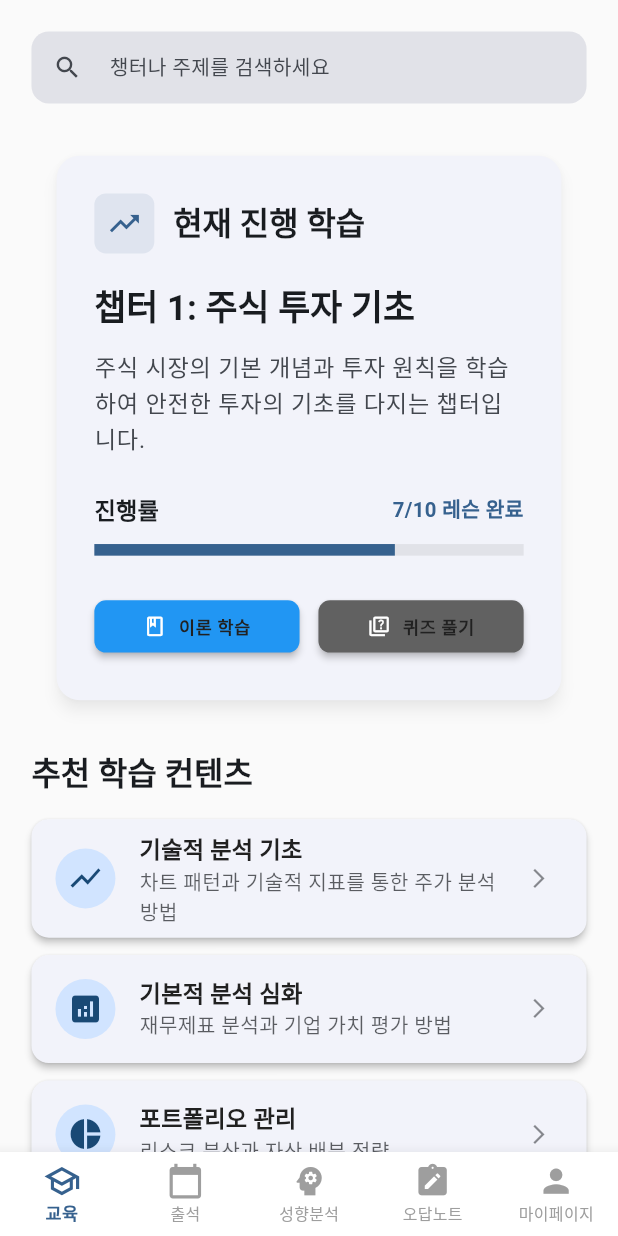
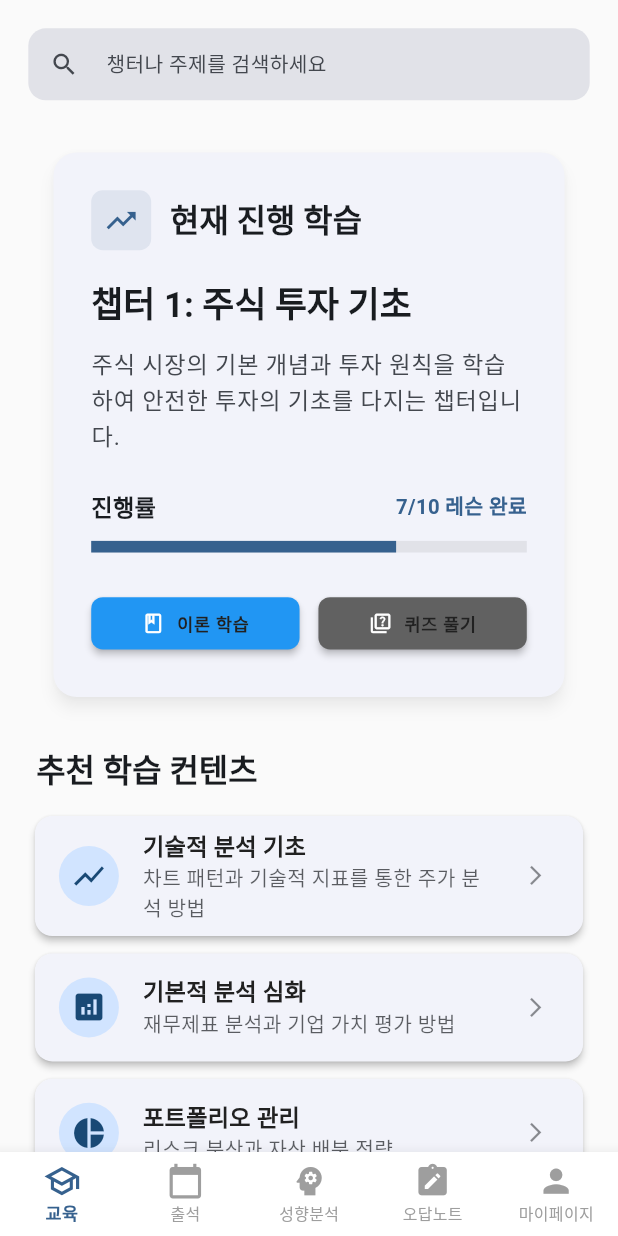
Before and after one commit to EM-H20/stocker, a Flutter app: the screen it shows after launch, on a phone screen of 412 x 824 dp. Run offline on Flutter 3.47's test engine with Material 3 defaults, Android fonts, the phone set to English and light mode, and no system bars; our stand-ins replace flutter_screenutil, go_router.

Commit message:
feat:education 좌우 사이즈조절

```diff
--- a/lib/features/education/presentation/education_screen.dart
+++ b/lib/features/education/presentation/education_screen.dart
@@ -90,7 +90,7 @@ class _EducationScreenState extends State<EducationScreen> {
       backgroundColor: colorScheme.surface,
       body: SafeArea(
         child: SingleChildScrollView(
-          padding: EdgeInsets.all(20.w),
+          padding: EdgeInsets.all(18.w),
           child: Column(
             crossAxisAlignment: CrossAxisAlignment.start,
             children: [
@@ -112,22 +112,28 @@ class _EducationScreenState extends State<EducationScreen> {
               SizedBox(height: 28.h),
 
               // 추천 학습 컨텐츠 제목
-              Text(
+              Padding(
+                padding: EdgeInsets.symmetric(horizontal: 5.w),
+                child: Text(
                   '추천 학습 컨텐츠',
                   style: theme.textTheme.titleLarge?.copyWith(
                     color: colorScheme.onSurface,
                     fontWeight: FontWeight.bold,
                   ),
                 ),
+              ),
               SizedBox(height: 16.h),
 
               // 추천 학습 컨텐츠 리스트
               ...stockEducationData.map((data) {
-                return RecommendedContentCard(
+                return Padding(
+                  padding: EdgeInsets.symmetric(horizontal: 4.2.w), // 좌우 여백
+                  child: RecommendedContentCard(
                     title: data['title'] as String,
                     description: data['description'] as String,
                     icon: data['icon'] as IconData,
                     onTap: () => _selectRecommendedContent(data),
+                  ),
                 );
               }),
             ],
```
Lines whose indentation alone changed are shown as unchanged.
